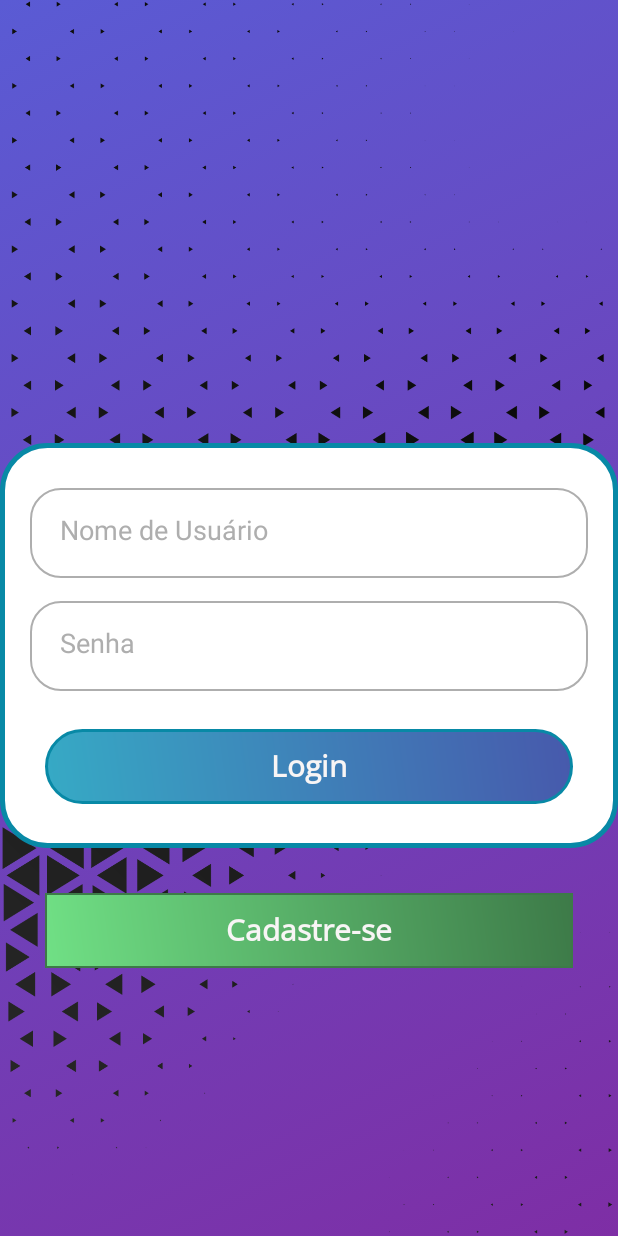
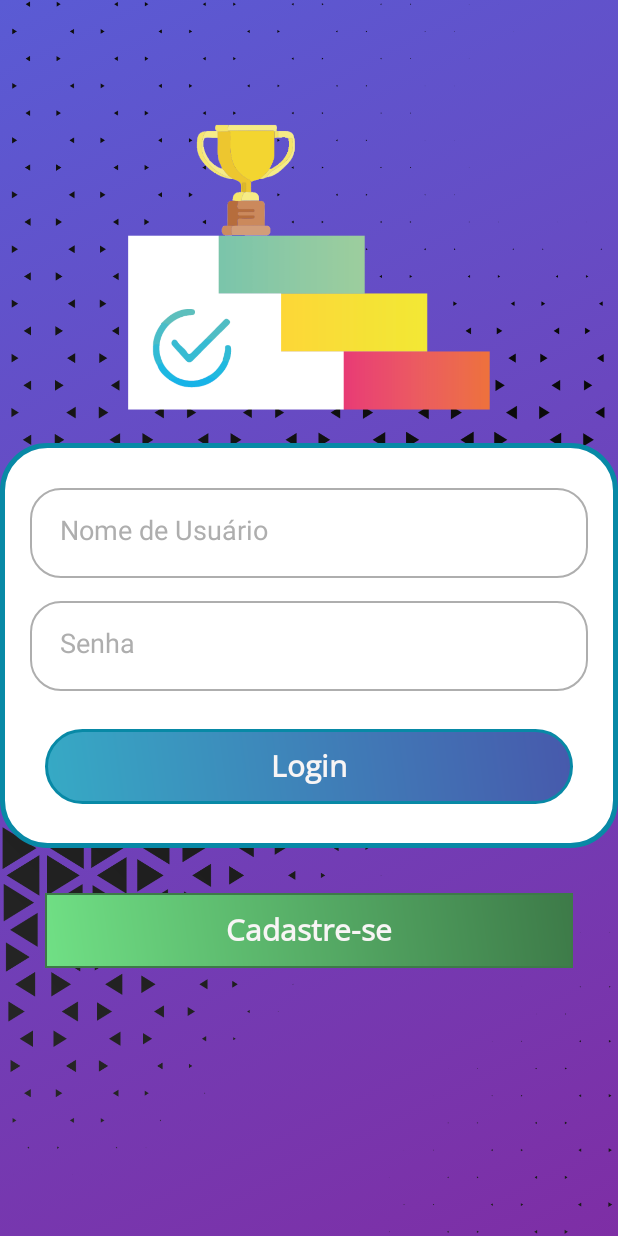
Before and after one commit to Felipe-alv-es/ProjetoIntegrador2.0, an Android app: the screen it shows after launch (MainActivity), on a phone screen of 412 x 824 dp. Run offline under Robolectric (Android 15) with nearby library versions, the phone set to English and light mode, and no system bars; our stand-ins replace Dagger/Hilt's generated code; Roboto replaces fonts that are not available here.

```diff
--- a/app/src/main/java/com/example/aplicationtestinglayout/CrationTask_fragment.kt
+++ b/app/src/main/java/com/example/aplicationtestinglayout/CrationTask_fragment.kt
@@ -186,6 +186,7 @@ class CrationTask_fragment : Fragment(), TimePickerListener, AdapterView.OnItemS
     }
 
     fun inserirNoBanco(){
+
         val titulo = binding.taskTitleForm.text.toString()
         val desc = binding.descricaoTask.text.toString()
         val dono = escolha
--- a/app/src/main/java/com/example/aplicationtestinglayout/viewModel_remoteBD/MainViewModel.kt
+++ b/app/src/main/java/com/example/aplicationtestinglayout/viewModel_remoteBD/MainViewModel.kt
@@ -62,8 +62,10 @@ class MainViewModel @Inject constructor(
                         val findTarefas = repository.queryById(tarefa.id)
                         if(findTarefas.first() != null){
                             repository.updateRoom(tarefa)
+                            Log.d("QualquerCoisa2", tarefa.toString())
                         }else{
                             repository.insertTarefas(tarefa)
+                            Log.d("QualquerCoisa", tarefa.toString())
                         }
                     }
                 }else{
@@ -83,7 +85,7 @@ class MainViewModel @Inject constructor(
             try {
                 val response = repository.addTarefa(tarefas)
                 if(response.isSuccessful){
-                    repository.insertTarefas(tarefas)
+                    repository.insertTarefas(response.body()!!)
                 }else{
                     repository.insertTarefas(tarefas)
                 }
--- a/app/src/main/res/layout/activity_main.xml
+++ b/app/src/main/res/layout/activity_main.xml
@@ -99,5 +99,15 @@
         app:layout_constraintStart_toStartOf="parent"
         app:layout_constraintTop_toBottomOf="@+id/center_view" />
 
+    <ImageView
+        android:id="@+id/imageView2"
+        android:layout_width="241dp"
+        android:layout_height="204dp"
+        android:layout_marginBottom="15dp"
+        app:layout_constraintBottom_toTopOf="@+id/center_view"
+        app:layout_constraintEnd_toEndOf="parent"
+        app:layout_constraintStart_toStartOf="parent"
+        app:srcCompat="@drawable/testeee" />
+
 
 </androidx.constraintlayout.widget.ConstraintLayout>
```
Also changed, not shown: app/src/main/res/drawable/testeee.png (added).
